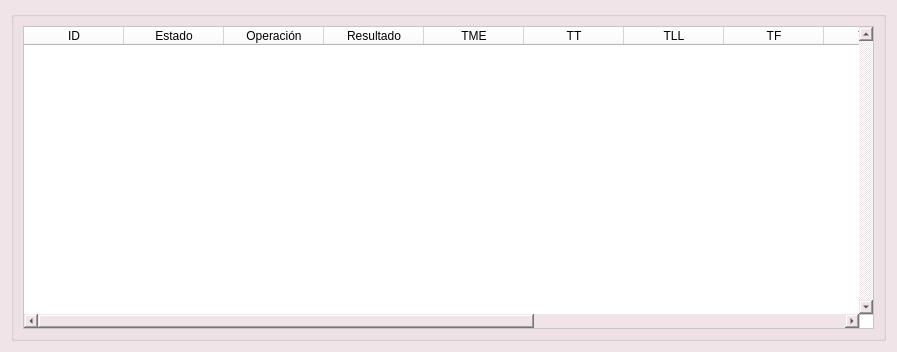
This is ui/timedialog.ui in Diego-Ga-Glez/planificador as Qt 5 draws it before an edit. The edited form follows.
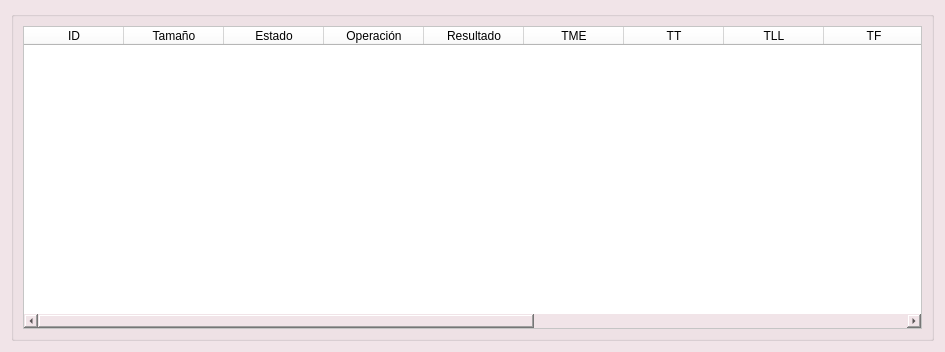
This is the edited form.

What changed in the file:
```diff
--- a/ui/timedialog.ui
+++ b/ui/timedialog.ui
@@ -6,7 +6,7 @@
    <rect>
     <x>0</x>
     <y>0</y>
-    <width>897</width>
+    <width>945</width>
     <height>352</height>
    </rect>
   </property>
@@ -38,7 +38,7 @@
          <string notr="true">background-color: white;</string>
         </property>
         <property name="verticalScrollBarPolicy">
-         <enum>Qt::ScrollBarAlwaysOn</enum>
+         <enum>Qt::ScrollBarAsNeeded</enum>
         </property>
         <property name="horizontalScrollBarPolicy">
          <enum>Qt::ScrollBarAsNeeded</enum>
@@ -51,6 +51,11 @@
           <string>ID</string>
          </property>
         </column>
+        <column>
+         <property name="text">
+          <string>Tamaño</string>
+         </property>
+        </column>
         <column>
          <property name="text">
           <string>Estado</string>
```
Left out of the diff: 4 changed lines with no effect on the pictures.
